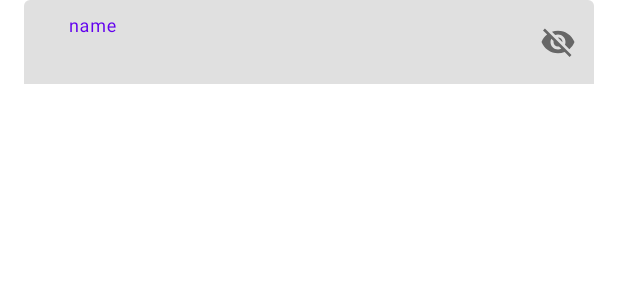
After one commit to lucasdias4/cat_and_dog_searcher, an Android app: the layout text_input_component.xml on its own in the app's theme, with its tools: preview values and no code run, on a phone screen of 412 x 824 dp. The commit adds this screen. Shown: the top 300 px of the screen. Run offline under Robolectric (Android 15) with nearby library versions, the phone set to English and light mode, and no system bars.

Commit message:
feature: ui-component text input created

```diff
--- a/app/build.gradle
+++ b/app/build.gradle
@@ -37,6 +37,7 @@ android {
 
 dependencies {
     implementation project(Dependencies.Module.resource)
+    implementation project(Dependencies.Module.ui_component)
 
     implementation Dependencies.Core.kotlin_stdlib
 
--- a/app/src/main/res/values/dimens.xml
+++ b/app/src/main/res/values/dimens.xml
@@ -1,7 +1,3 @@
 <?xml version="1.0" encoding="utf-8"?>
 <resources>
-    <!--    Logo view-->
-    <dimen name="margin_start_title_logo_view">16dp</dimen>
-    <dimen name="margin_start_title_middle_logo_view">16dp</dimen>
-    <dimen name="margin_bottom_title_middle_logo_view">8dp</dimen>
 </resources>
--- a/app/src/main/res/values/strings.xml
+++ b/app/src/main/res/values/strings.xml
@@ -1,8 +1,3 @@
 <resources>
     <string name="app_name">cat and dog searcher</string>
-
-    <!--    Logo view-->
-    <string name="title_start_logo_view">Cat</string>
-    <string name="title_middle_logo_view">and</string>
-    <string name="title_end_logo_view">Dog</string>
 </resources>
--- /dev/null
+++ b/ui-component/src/main/res/layout/text_input_component.xml
@@ -0,0 +1,18 @@
+<?xml version="1.0" encoding="utf-8"?>
+<com.google.android.material.textfield.TextInputLayout xmlns:android="http://schemas.android.com/apk/res/android"
+    xmlns:app="http://schemas.android.com/apk/res-auto"
+    xmlns:tools="http://schemas.android.com/tools"
+    android:id="@+id/layout_text_input_component"
+    style="@style/TextInputLayout"
+    android:layout_width="match_parent"
+    android:layout_height="wrap_content"
+    app:passwordToggleEnabled="true">
+
+    <com.google.android.material.textfield.TextInputEditText
+        android:id="@+id/edit_text_text_input_component"
+        style="@style/TextInputEditLayout"
+        android:layout_width="match_parent"
+        android:layout_height="wrap_content"
+        tools:hint="name" />
+
+</com.google.android.material.textfield.TextInputLayout>
--- a/ui-component/src/main/res/values/dimens.xml
+++ b/ui-component/src/main/res/values/dimens.xml
@@ -24,4 +24,9 @@
     <dimen name="image_view_height_error_view_component">100dp</dimen>
     <dimen name="image_margin_bottom_view_error_view_component">16dp</dimen>
     <dimen name="retry_button_margin_bottom_error_view_component">16dp</dimen>
+
+    <!--    Logo view-->
+    <dimen name="margin_start_title_logo_view">16dp</dimen>
+    <dimen name="margin_start_title_middle_logo_view">16dp</dimen>
+    <dimen name="margin_bottom_title_middle_logo_view">8dp</dimen>
 </resources>
--- a/ui-component/src/main/res/values/strings.xml
+++ b/ui-component/src/main/res/values/strings.xml
@@ -6,4 +6,9 @@
     <!--    Error View Component-->
     <string name="message_text_error_view_component">An error has occurred.</string>
     <string name="retry_button_text_error_view_component">Try again</string>
+
+    <!--    Logo view-->
+    <string name="title_start_logo_view">Cat</string>
+    <string name="title_middle_logo_view">and</string>
+    <string name="title_end_logo_view">Dog</string>
 </resources>
--- /dev/null
+++ b/ui-component/src/main/res/values/styles_input_text.xml
@@ -0,0 +1,18 @@
+<?xml version="1.0" encoding="utf-8"?>
+<resources>
+    <style name="TextInputLayout">
+        <item name="android:layout_marginStart">16dp</item>
+        <item name="android:layout_marginEnd">16dp</item>
+        <item name="boxStrokeWidth">0dp</item>
+        <item name="boxStrokeWidthFocused">0dp</item>
+    </style>
+
+    <style name="TextInputEditLayout">
+        <item name="android:textCursorDrawable">@null</item>
+        <item name="android:paddingStart">30dp</item>
+        <item name="android:paddingEnd">26dp</item>
+        <item name="android:maxLines">1</item>
+        <item name="android:maxLength">32</item>
+    </style>
+
+</resources>
```
Also changed, not shown: ui-component/src/main/java/com/lucasdias/ui_components/input/TextInputComponent.kt (added, +91 -0 lines), ui-component/src/main/java/com/lucasdias/ui_components/input/TextInputExtensions.kt (added, +39 -0 lines), ui-component/src/main/java/com/lucasdias/ui_components/input/configuration/TextInputEntryType.kt (added, +41 -0 lines), ui-component/src/main/java/com/lucasdias/ui_components/input/configuration/TextInputImeType.kt (added, +31 -0 lines), ui-component/src/main/java/com/lucasdias/ui_components/input/configuration/TextInputStyleType.kt (added, +36 -0 lines), ui-component/src/main/res/drawable/error_input_text_shape.xml (added, +8 -0 lines), ui-component/src/main/res/drawable/normal_input_text_shape.xml (added, +8 -0 lines), ui-component/src/main/res/values/attr_text_input_component.xml (added, +23 -0 lines), ui-component/src/main/res/drawable/thumbnail_place_holder.jpg (deleted), ui-component/src/main/res/layout/logo_view.xml (renamed from app/src/main/res/layout/logo_view.xml).
